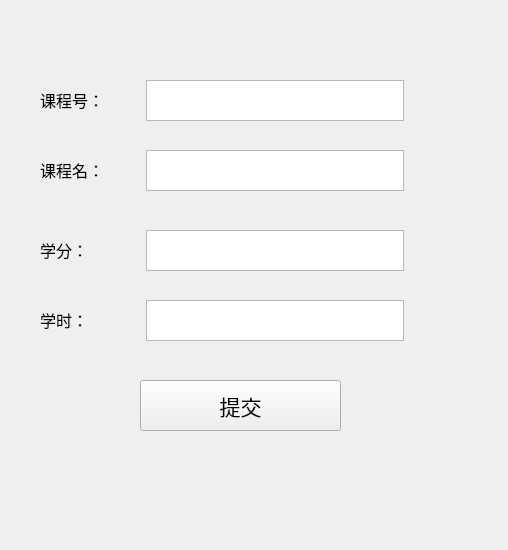
The window that courseaddform.ui (zihang0403/EduManagement) describes before a commit, drawn with Qt 5.
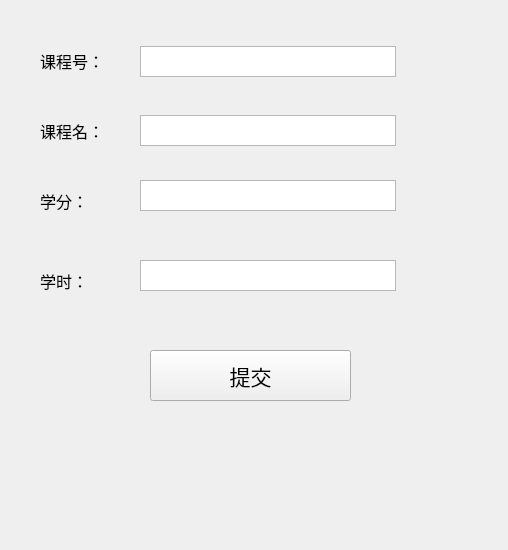
The same window after the commit.

```diff
--- a/courseaddform.ui
+++ b/courseaddform.ui
@@ -16,8 +16,8 @@
   <widget class="QPushButton" name="submit">
    <property name="geometry">
     <rect>
-     <x>140</x>
-     <y>380</y>
+     <x>150</x>
+     <y>350</y>
      <width>201</width>
      <height>51</height>
     </rect>
@@ -32,18 +32,60 @@
     <string>提交</string>
    </property>
   </widget>
-  <widget class="QWidget" name="horizontalLayoutWidget_3">
+  <widget class="QLabel" name="label_2">
    <property name="geometry">
     <rect>
      <x>40</x>
-     <y>230</y>
-     <width>364</width>
-     <height>41</height>
+     <y>120</y>
+     <width>100</width>
+     <height>21</height>
     </rect>
    </property>
-   <layout class="QHBoxLayout" name="horizontalLayout_3">
-    <item>
+   <property name="sizePolicy">
+    <sizepolicy hsizetype="Fixed" vsizetype="Fixed">
+     <horstretch>0</horstretch>
+     <verstretch>0</verstretch>
+    </sizepolicy>
+   </property>
+   <property name="minimumSize">
+    <size>
+     <width>100</width>
+     <height>10</height>
+    </size>
+   </property>
+   <property name="font">
+    <font>
+     <pointsize>12</pointsize>
+    </font>
+   </property>
+   <property name="text">
+    <string>课程名：</string>
+   </property>
+  </widget>
+  <widget class="QTextEdit" name="coursename">
+   <property name="geometry">
+    <rect>
+     <x>140</x>
+     <y>115</y>
+     <width>256</width>
+     <height>31</height>
+    </rect>
+   </property>
+   <property name="font">
+    <font>
+     <pointsize>12</pointsize>
+    </font>
+   </property>
+  </widget>
      <widget class="QLabel" name="label_3">
+   <property name="geometry">
+    <rect>
+     <x>40</x>
+     <y>190</y>
+     <width>100</width>
+     <height>21</height>
+    </rect>
+   </property>
       <property name="sizePolicy">
        <sizepolicy hsizetype="Fixed" vsizetype="Fixed">
         <horstretch>0</horstretch>
@@ -65,30 +107,15 @@
        <string>学分：</string>
       </property>
      </widget>
-    </item>
-    <item>
-     <widget class="QTextEdit" name="coursescore">
-      <property name="font">
-       <font>
-        <pointsize>12</pointsize>
-       </font>
-      </property>
-     </widget>
-    </item>
-   </layout>
-  </widget>
-  <widget class="QWidget" name="horizontalLayoutWidget_4">
-   <property name="geometry">
-    <rect>
-     <x>40</x>
-     <y>300</y>
-     <width>364</width>
-     <height>41</height>
-    </rect>
-   </property>
-   <layout class="QHBoxLayout" name="horizontalLayout_4">
-    <item>
      <widget class="QLabel" name="label_4">
+   <property name="geometry">
+    <rect>
+     <x>40</x>
+     <y>270</y>
+     <width>100</width>
+     <height>21</height>
+    </rect>
+   </property>
       <property name="sizePolicy">
        <sizepolicy hsizetype="Fixed" vsizetype="Fixed">
         <horstretch>0</horstretch>
@@ -110,9 +137,15 @@
        <string>学时：</string>
       </property>
      </widget>
-    </item>
-    <item>
      <widget class="QTextEdit" name="courseperiod">
+   <property name="geometry">
+    <rect>
+     <x>140</x>
+     <y>260</y>
+     <width>256</width>
+     <height>31</height>
+    </rect>
+   </property>
       <property name="sizePolicy">
        <sizepolicy hsizetype="Minimum" vsizetype="Minimum">
         <horstretch>0</horstretch>
@@ -131,69 +164,30 @@
        </font>
       </property>
      </widget>
-    </item>
-   </layout>
-  </widget>
-  <widget class="QWidget" name="horizontalLayoutWidget_2">
+  <widget class="QTextEdit" name="courseid">
    <property name="geometry">
     <rect>
-     <x>40</x>
-     <y>150</y>
-     <width>364</width>
-     <height>41</height>
+     <x>140</x>
+     <y>46</y>
+     <width>256</width>
+     <height>31</height>
     </rect>
    </property>
-   <layout class="QHBoxLayout" name="horizontalLayout_2">
-    <property name="leftMargin">
-     <number>0</number>
-    </property>
-    <item>
-     <widget class="QLabel" name="label_2">
-      <property name="sizePolicy">
-       <sizepolicy hsizetype="Fixed" vsizetype="Fixed">
-        <horstretch>0</horstretch>
-        <verstretch>0</verstretch>
-       </sizepolicy>
-      </property>
-      <property name="minimumSize">
-       <size>
-        <width>100</width>
-        <height>10</height>
-       </size>
-      </property>
       <property name="font">
        <font>
         <pointsize>12</pointsize>
        </font>
       </property>
-      <property name="text">
-       <string>课程名：</string>
-      </property>
-     </widget>
-    </item>
-    <item>
-     <widget class="QTextEdit" name="coursename">
-      <property name="font">
-       <font>
-        <pointsize>12</pointsize>
-       </font>
-      </property>
-     </widget>
-    </item>
-   </layout>
-  </widget>
-  <widget class="QWidget" name="horizontalLayoutWidget">
-   <property name="geometry">
-    <rect>
-     <x>40</x>
-     <y>80</y>
-     <width>364</width>
-     <height>41</height>
-    </rect>
-   </property>
-   <layout class="QHBoxLayout" name="horizontalLayout">
-    <item>
+  </widget>
      <widget class="QLabel" name="label">
+   <property name="geometry">
+    <rect>
+     <x>40</x>
+     <y>50</y>
+     <width>100</width>
+     <height>21</height>
+    </rect>
+   </property>
       <property name="sizePolicy">
        <sizepolicy hsizetype="Fixed" vsizetype="Fixed">
         <horstretch>0</horstretch>
@@ -215,17 +209,20 @@
        <string>课程号：</string>
       </property>
      </widget>
-    </item>
-    <item>
-     <widget class="QTextEdit" name="courseid">
+  <widget class="QTextEdit" name="coursescore">
+   <property name="geometry">
+    <rect>
+     <x>140</x>
+     <y>180</y>
+     <width>256</width>
+     <height>31</height>
+    </rect>
+   </property>
       <property name="font">
        <font>
         <pointsize>12</pointsize>
        </font>
       </property>
-     </widget>
-    </item>
-   </layout>
   </widget>
  </widget>
  <resources/>
```
Lines whose indentation alone changed are shown as unchanged.
